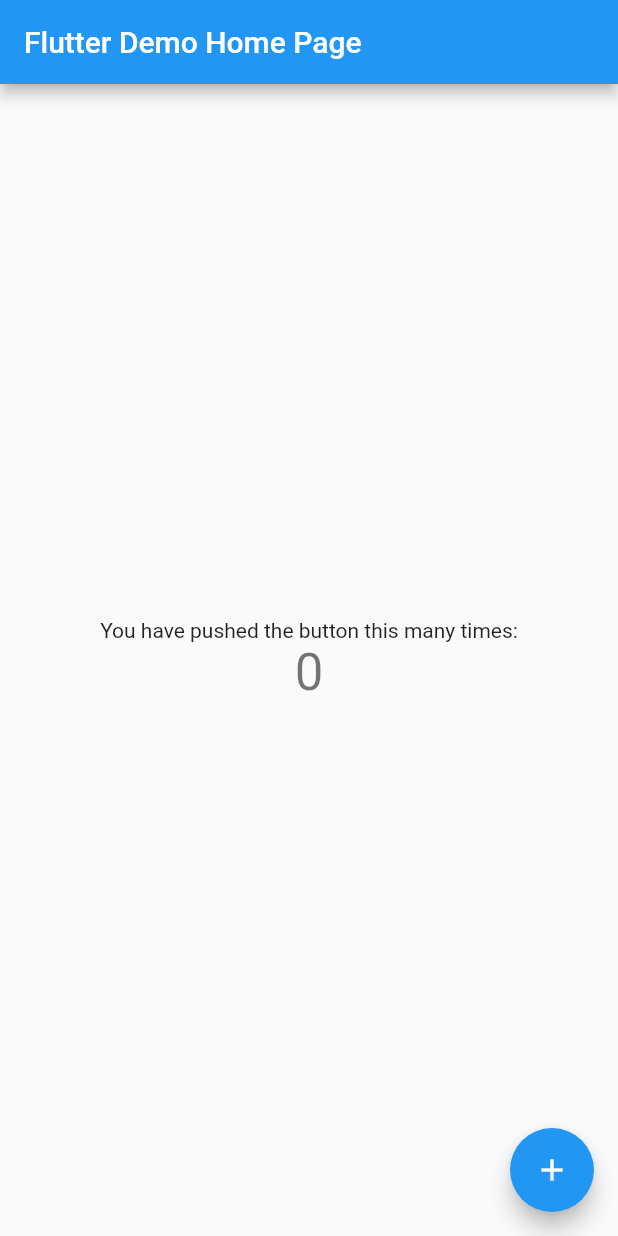
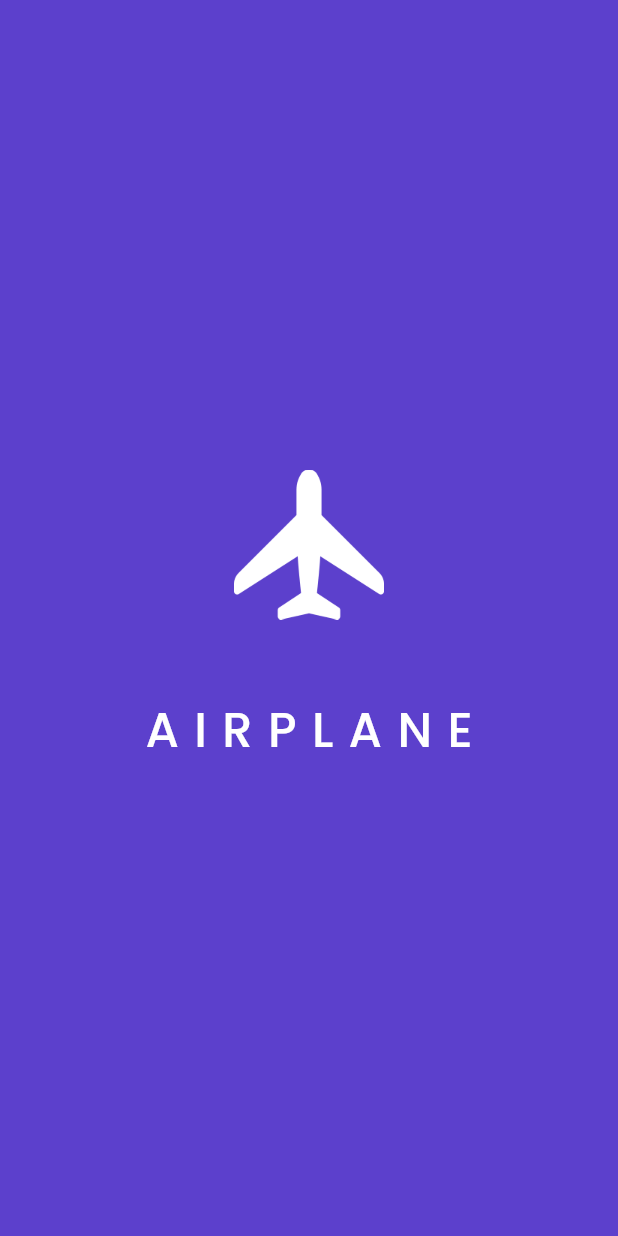
Before and after one commit to irnurzaman/airplane, a Flutter app: the screen it shows after launch, on a phone screen of 412 x 824 dp. Run offline on Flutter 3.47's test engine with Material 2 defaults, Android fonts, the phone set to English and light mode, and no system bars; our stand-ins replace google_fonts.

Commit message:
feat: Add splash page

```diff
--- a/lib/main.dart
+++ b/lib/main.dart
@@ -1,3 +1,4 @@
+import 'package:bwa_airplane/ui/pages/splash_page.dart';
 import 'package:flutter/material.dart';
 
 void main() {
@@ -10,106 +11,10 @@ class MyApp extends StatelessWidget {
   // This widget is the root of your application.
   @override
   Widget build(BuildContext context) {
-    return MaterialApp(
-      title: 'Flutter Demo',
-      theme: ThemeData(
-        // This is the theme of your application.
-        //
-        // Try running your application with "flutter run". You'll see the
-        // application has a blue toolbar. Then, without quitting the app, try
-        // changing the primarySwatch below to Colors.green and then invoke
-        // "hot reload" (press "r" in the console where you ran "flutter run",
-        // or simply save your changes to "hot reload" in a Flutter IDE).
-        // Notice that the counter didn't reset back to zero; the application
-        // is not restarted.
-        primarySwatch: Colors.blue,
-      ),
-      home: const MyHomePage(title: 'Flutter Demo Home Page'),
+    return const MaterialApp(
+      debugShowCheckedModeBanner: false,
+      title: 'Airplane',
+      home: SplashPage(),
     );
   }
 }
-
-class MyHomePage extends StatefulWidget {
-  const MyHomePage({Key? key, required this.title}) : super(key: key);
-
-  // This widget is the home page of your application. It is stateful, meaning
-  // that it has a State object (defined below) that contains fields that affect
-  // how it looks.
-
-  // This class is the configuration for the state. It holds the values (in this
-  // case the title) provided by the parent (in this case the App widget) and
-  // used by the build method of the State. Fields in a Widget subclass are
-  // always marked "final".
-
-  final String title;
-
-  @override
-  State<MyHomePage> createState() => _MyHomePageState();
-}
-
-class _MyHomePageState extends State<MyHomePage> {
-  int _counter = 0;
-
-  void _incrementCounter() {
-    setState(() {
-      // This call to setState tells the Flutter framework that something has
-      // changed in this State, which causes it to rerun the build method below
-      // so that the display can reflect the updated values. If we changed
-      // _counter without calling setState(), then the build method would not be
-      // called again, and so nothing would appear to happen.
-      _counter++;
-    });
-  }
-
-  @override
-  Widget build(BuildContext context) {
-    // This method is rerun every time setState is called, for instance as done
-    // by the _incrementCounter method above.
-    //
-    // The Flutter framework has been optimized to make rerunning build methods
-    // fast, so that you can just rebuild anything that needs updating rather
-    // than having to individually change instances of widgets.
-    return Scaffold(
-      appBar: AppBar(
-        // Here we take the value from the MyHomePage object that was created by
-        // the App.build method, and use it to set our appbar title.
-        title: Text(widget.title),
-      ),
-      body: Center(
-        // Center is a layout widget. It takes a single child and positions it
-        // in the middle of the parent.
-        child: Column(
-          // Column is also a layout widget. It takes a list of children and
-          // arranges them vertically. By default, it sizes itself to fit its
-          // children horizontally, and tries to be as tall as its parent.
-          //
-          // Invoke "debug painting" (press "p" in the console, choose the
-          // "Toggle Debug Paint" action from the Flutter Inspector in Android
-          // Studio, or the "Toggle Debug Paint" command in Visual Studio Code)
-          // to see the wireframe for each widget.
-          //
-          // Column has various properties to control how it sizes itself and
-          // how it positions its children. Here we use mainAxisAlignment to
-          // center the children vertically; the main axis here is the vertical
-          // axis because Columns are vertical (the cross axis would be
-          // horizontal).
-          mainAxisAlignment: MainAxisAlignment.center,
-          children: <Widget>[
-            const Text(
-              'You have pushed the button this many times:',
-            ),
-            Text(
-              '$_counter',
-              style: Theme.of(context).textTheme.headline4,
-            ),
-          ],
-        ),
-      ),
-      floatingActionButton: FloatingActionButton(
-        onPressed: _incrementCounter,
-        tooltip: 'Increment',
-        child: const Icon(Icons.add),
-      ), // This trailing comma makes auto-formatting nicer for build methods.
-    );
-  }
-}
--- /dev/null
+++ b/lib/ui/pages/splash_page.dart
@@ -0,0 +1,38 @@
+import 'package:bwa_airplane/shared/theme.dart';
+import 'package:flutter/material.dart';
+
+class SplashPage extends StatelessWidget {
+  const SplashPage({Key? key}) : super(key: key);
+
+  @override
+  Widget build(BuildContext context) {
+    return Scaffold(
+      backgroundColor: purple,
+      body: Center(
+        child: Column(
+          mainAxisAlignment: MainAxisAlignment.center,
+          children: [
+            Container(
+              width: 100,
+              height: 100,
+              margin: const EdgeInsets.only(bottom: 50),
+              decoration: const BoxDecoration(
+                image: DecorationImage(
+                  image: AssetImage('assets/images/logo.png'),
+                ),
+              ),
+            ),
+            Text(
+              'AIRPLANE',
+              style: whiteText.copyWith(
+                fontSize: 32,
+                fontWeight: medium,
+                letterSpacing: 0.32 * 32,
+              ),
+            )
+          ],
+        ),
+      ),
+    );
+  }
+}
```
